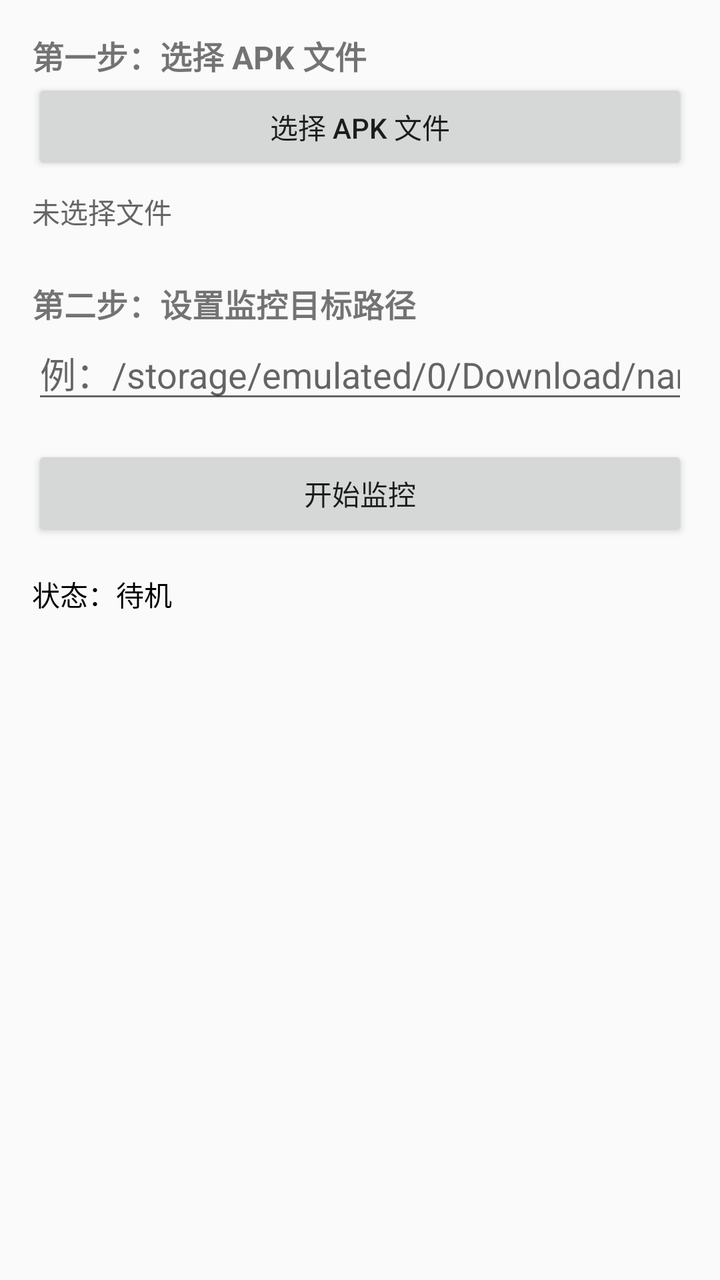
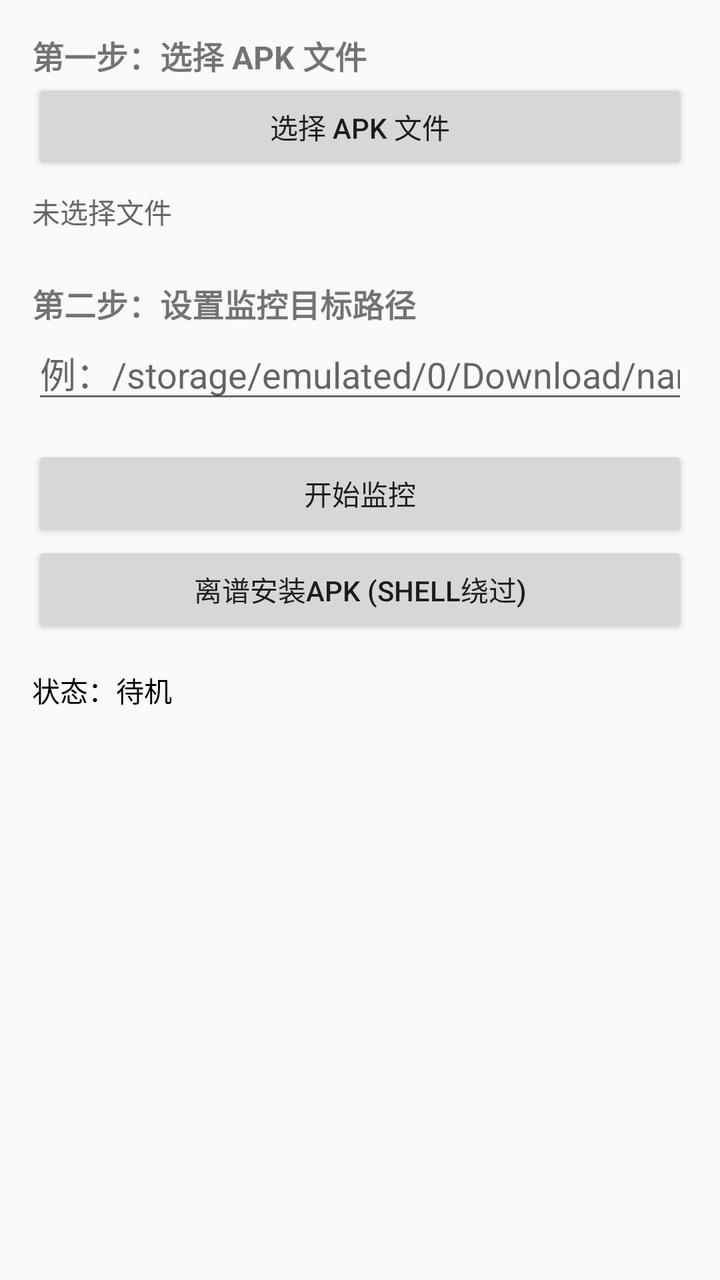

Compare the two renders of this Android layout. The source of the first and the diff that turns it into the second are given below.
<!-- AndroidManifest.xml: application theme Theme.AppCompat.Light.DarkActionBar -->
<!-- res/layout/activity_main.xml -->
<?xml version="1.0" encoding="utf-8"?>
<LinearLayout xmlns:android="http://schemas.android.com/apk/res/android"
    android:layout_width="match_parent"
    android:layout_height="match_parent"
    android:orientation="vertical"
    android:padding="16dp">

    <TextView
        android:layout_width="wrap_content"
        android:layout_height="wrap_content"
        android:text="第一步：选择 APK 文件"
        android:textSize="16sp"
        android:textStyle="bold" />

    <Button
        android:id="@+id/btn_select_apk"
        android:layout_width="match_parent"
        android:layout_height="wrap_content"
        android:text="选择 APK 文件" />

    <TextView
        android:id="@+id/tv_selected_apk"
        android:layout_width="match_parent"
        android:layout_height="wrap_content"
        android:paddingVertical="8dp"
        android:text="未选择文件"
        android:textColor="#666" />

    <TextView
        android:layout_width="wrap_content"
        android:layout_height="wrap_content"
        android:layout_marginTop="16dp"
        android:text="第二步：设置监控目标路径"
        android:textSize="16sp"
        android:textStyle="bold" />

    <EditText
        android:id="@+id/et_target_path"
        android:layout_width="match_parent"
        android:layout_height="wrap_content"
        android:hint="例：/storage/emulated/0/Download/name1.apk"
        android:inputType="textUri" />

    <Button
        android:id="@+id/btn_toggle_monitor"
        android:layout_width="match_parent"
        android:layout_height="wrap_content"
        android:layout_marginTop="16dp"
        android:text="开始监控" />

    <TextView
        android:id="@+id/tv_status"
        android:layout_width="match_parent"
        android:layout_height="wrap_content"
        android:layout_marginTop="16dp"
        android:text="状态：待机"
        android:textColor="#000"
        android:textSize="14sp" />
</LinearLayout>
<!-- resources referenced by this layout -->
<resources>
  <style name="Theme.AppCompat.Light.DarkActionBar" />
</resources>

<!-- the commit's change to res/layout/activity_main.xml (unified diff, before → after) -->
@@ -47,6 +47,12 @@
         android:layout_height="wrap_content"
         android:layout_marginTop="16dp"
         android:text="开始监控" />
+    
+    <Button
+    android:id="@+id/btn_shell_install"
+    android:layout_width="match_parent"
+    android:layout_height="wrap_content"
+    android:text="离谱安装apk (Shell绕过)" />
 
     <TextView
         android:id="@+id/tv_status"
